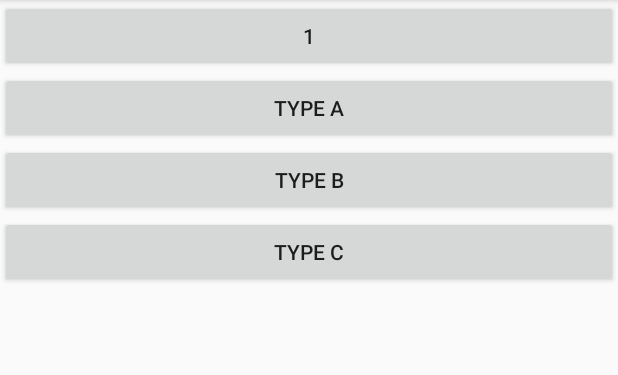
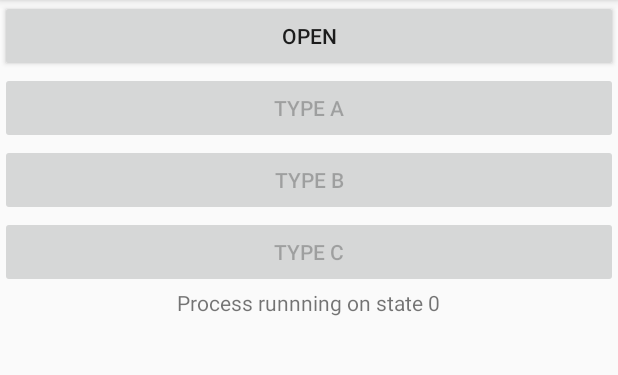
Before and after one commit to rmutr/p1701_haw_hyoi, an Android app: the screen it shows after launch (MainActivity), on a phone screen of 412 x 824 dp, the part 84-459 px from its top. Run offline under Robolectric (Android 15) with nearby library versions, the phone set to English and light mode, and no system bars.

Commit message:
Add commMobile.read()

```diff
--- a/source_code/Android/HyoiQR/app/src/main/java/ine/rmutr/ac/th/hyoiqr/MainActivity.java
+++ b/source_code/Android/HyoiQR/app/src/main/java/ine/rmutr/ac/th/hyoiqr/MainActivity.java
@@ -5,6 +5,7 @@ import android.support.v7.app.AppCompatActivity;
 import android.os.Bundle;
 import android.view.View;
 import android.widget.Button;
+import android.widget.TextView;
 
 import com.physicaloid.lib.Physicaloid;
 //import com.physicaloid.lib.usb.driver.uart.ReadLisener;
@@ -12,8 +13,11 @@ import com.physicaloid.lib.usb.driver.uart.UartConfig;
 
 public class MainActivity extends AppCompatActivity {
     int system_state;
+    String rx_str;
+    int cdt_rx_delay;
     Physicaloid commMobile;
-    Button btnOpen;
+    Button btnOpen, btnTypeA, btnTypeB, btnTypeC;
+    TextView txtResult, txtSysInfo;
     CountDownTimer cdtUpdate;
 
     @Override
@@ -22,10 +26,17 @@ public class MainActivity extends AppCompatActivity {
         setContentView(R.layout.activity_main);
 
         this.system_state = 0;
+        this.rx_str = new String();
+        this.cdt_rx_delay = 0;
 
         this.commMobile = new Physicaloid(this);
 
-        btnOpen = (Button)findViewById(R.id.btnOpen);
+        btnOpen    = (Button)findViewById(R.id.btnOpen );
+        btnTypeA   = (Button)findViewById(R.id.btnTypeA);
+        btnTypeB   = (Button)findViewById(R.id.btnTypeB);
+        btnTypeC   = (Button)findViewById(R.id.btnTypeC);
+        txtResult  = (TextView)findViewById(R.id.txtResult);
+        txtSysInfo = (TextView)findViewById(R.id.txtSysInfo);
 
         cdtUpdate = new CountDownTimer(100, 100) {
             @Override
@@ -42,15 +53,18 @@ public class MainActivity extends AppCompatActivity {
     }
 
     public void ProcessRun() {
-        this.btnOpen.setText(String.valueOf(this.system_state));
-
+        this.txtSysInfo.setText("Process runnning on state " + String.valueOf(system_state));
         switch (system_state) {
             default:
             case 0:
+                this.btnOpen.setEnabled(true);
+                this.btnTypeA.setEnabled(false);
+                this.btnTypeB.setEnabled(false);
+                this.btnTypeC.setEnabled(false);
+
                 if (this.commMobile.isOpened() == true) {
                     this.commMobile.close();
                 }
-                this.system_state++;
                 break;
 
             case 1:
@@ -61,18 +75,66 @@ public class MainActivity extends AppCompatActivity {
 
                     this.commMobile.open();
                 } else {
+                    this.btnOpen.setEnabled(false);
+                    this.btnTypeA.setEnabled(true);
+                    this.btnTypeB.setEnabled(true);
+                    this.btnTypeC.setEnabled(true);
+
                     this.system_state++;
                 }
                 break;
 
             case 2:
+                if (this.commMobile.isOpened() == false) {
+                    this.system_state = 0;
+                } else {
+                    byte[] brx_buf = new byte[256];
+                    int brx_bufs = 0;
+                    brx_bufs = this.commMobile.read(brx_buf);
 
+                    if (brx_bufs > 0)
+                    {
+                        String brx_str = new String(brx_buf);
+                        rx_str = brx_str;
+                        this.system_state++;
+                    }
+                }
+                break;
+
+            case 3:
+                if (this.commMobile.isOpened() == false) {
+                    this.system_state = 0;
+                } else {
+                    byte[] brx_buf = new byte[256];
+                    int brx_bufs = 0;
+                    brx_bufs = this.commMobile.read(brx_buf);
+
+                    if (brx_bufs > 0)
+                    {
+                        String brx_str = new String(brx_buf);
+                        rx_str += brx_str;
+                    }
+                    this.txtResult.setText(rx_str);
+                    this.cdt_rx_delay = 20;
+                    this.system_state++;
+                }
+                break;
+
+            case 4:
+                if (this.cdt_rx_delay > 0) {
+                    this.cdt_rx_delay--;
+                } else {
+                    this.txtResult.setText("");
+                    this.system_state = 2;
+                }
                 break;
         }
     }
 
     public void btnOpen_onClick(View view) {
-
+        if (this.system_state == 0) {
+            this.system_state++;
+        }
     }
 
     public void btnTypeA_onClick(View view) {
--- a/source_code/Android/HyoiQR/app/src/main/res/layout/activity_main.xml
+++ b/source_code/Android/HyoiQR/app/src/main/res/layout/activity_main.xml
@@ -10,7 +10,7 @@
     <Button
         android:id="@+id/btnOpen"
         android:onClick="btnOpen_onClick"
-        android:text="Comm Open = False"
+        android:text="Open"
         android:layout_width="match_parent"
         android:layout_height="wrap_content" />
 
@@ -35,4 +35,18 @@
         android:layout_width="match_parent"
         android:layout_height="wrap_content" />
 
+    <TextView
+        android:id="@+id/txtSysInfo"
+        android:text="Process runnning on state 0"
+        android:layout_gravity="center_horizontal"
+        android:layout_width="wrap_content"
+        android:layout_height="wrap_content" />
+
+    <TextView
+        android:id="@+id/txtResult"
+        android:text=""
+        android:layout_gravity="center_horizontal"
+        android:layout_width="wrap_content"
+        android:layout_height="wrap_content" />
+
 </LinearLayout>
```
